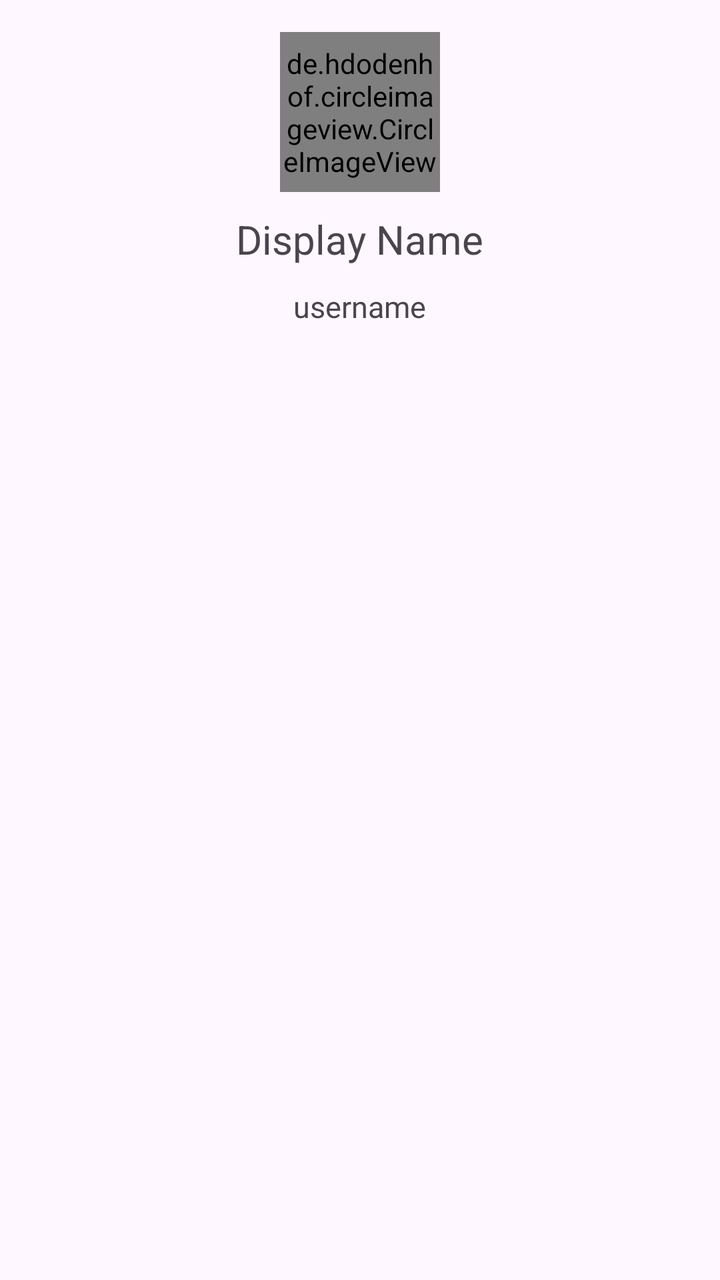
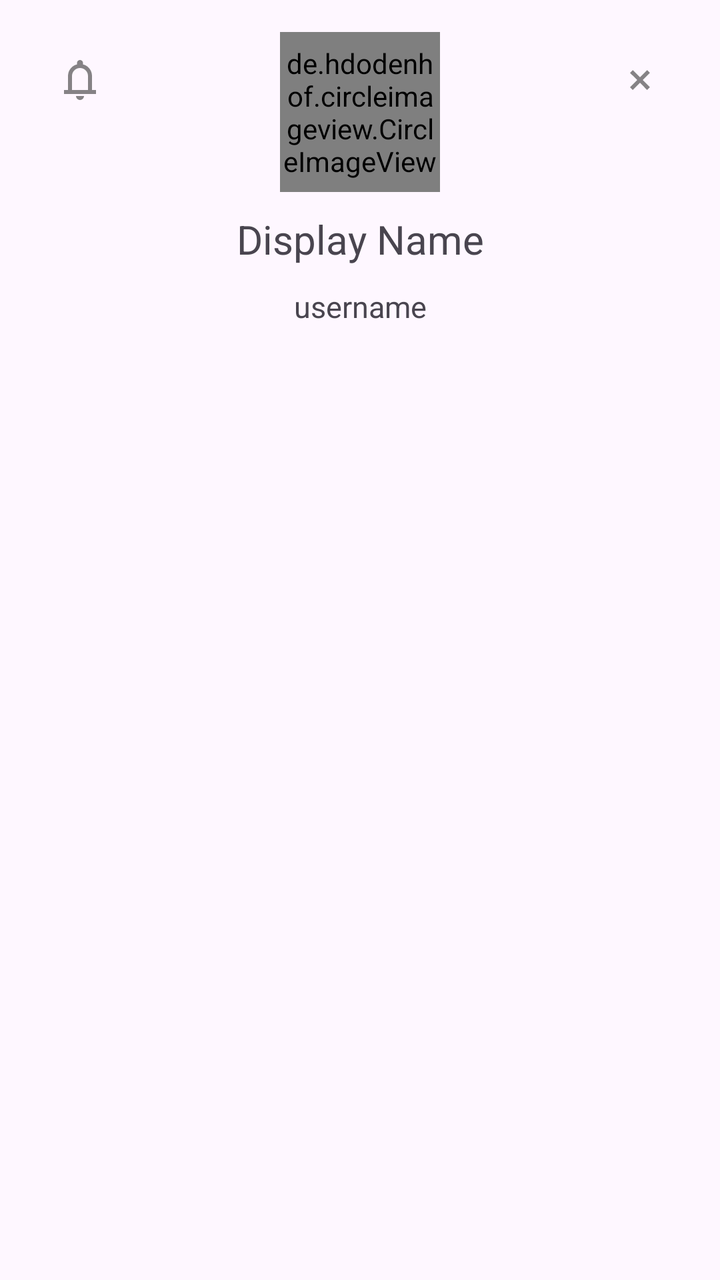

An Android layout rendered at two revisions. The XML below is the earlier revision; the diff shows what the commit changed to produce the second picture.
<!-- AndroidManifest.xml: application theme Theme.TheApp -->
<!-- res/layout/fragment_profile.xml -->
<?xml version="1.0" encoding="utf-8"?>
<LinearLayout
    xmlns:android="http://schemas.android.com/apk/res/android"
    xmlns:app="http://schemas.android.com/apk/res-auto"
    xmlns:tools="http://schemas.android.com/tools"
    android:layout_width="match_parent"
    android:layout_height="wrap_content"
    android:orientation="vertical"
    android:padding="16dp"
    tools:context=".ProfileFragment">

    <de.hdodenhof.circleimageview.CircleImageView
        android:id="@+id/profilePic"
        app:civ_border_width="4dp"
        android:layout_gravity="center"
        android:src="@drawable/mountain"
        app:civ_border_color="@color/profile_border"
        android:layout_width="80dp"
        android:layout_height="80dp"
        app:layout_constraintTop_toTopOf="parent"
        app:layout_constraintStart_toStartOf="parent"
        app:layout_constraintEnd_toEndOf="parent" />

    <TextView
        android:id="@+id/displayNameText"
        android:layout_width="wrap_content"
        android:layout_height="wrap_content"
        android:layout_gravity="center"
        android:text="Display Name"
        android:textSize="20sp"
        android:paddingTop="10dp"
        app:layout_constraintTop_toBottomOf="@id/profilePic"
        app:layout_constraintStart_toStartOf="parent"
        app:layout_constraintEnd_toEndOf="parent"/>

    <TextView
        android:id="@+id/usernameText"
        android:layout_width="wrap_content"
        android:layout_height="wrap_content"
        android:layout_gravity="center"
        android:text="username"
        android:textSize="15sp"
        android:layout_marginTop="10dp"
        app:layout_constraintTop_toBottomOf="@id/displayNameText"
        app:layout_constraintStart_toStartOf="parent"
        app:layout_constraintEnd_toEndOf="parent"/>

</LinearLayout>
<!-- resources referenced by this layout -->
<resources>
  <color name="profile_border">#FF000000</color>
  <!-- drawable mountain: jpg bitmap (drawable, 4014 bytes) -->
  <style name="Theme.TheApp" parent="Base.Theme.TheApp" />
  <style name="Base.Theme.TheApp" parent="Theme.Material3.DayNight.NoActionBar">
          
          
      </style>
</resources>

<!-- the commit's change to res/layout/fragment_profile.xml (unified diff, before → after) -->
@@ -1,5 +1,5 @@
 <?xml version="1.0" encoding="utf-8"?>
-<LinearLayout
+<androidx.constraintlayout.widget.ConstraintLayout
     xmlns:android="http://schemas.android.com/apk/res/android"
     xmlns:app="http://schemas.android.com/apk/res-auto"
     xmlns:tools="http://schemas.android.com/tools"
@@ -9,10 +9,32 @@
     android:padding="16dp"
     tools:context=".ProfileFragment">
 
+    <ImageButton
+        android:id="@+id/notification_button"
+        android:layout_width="wrap_content"
+        android:layout_height="wrap_content"
+        android:background="@android:color/transparent"
+        android:contentDescription="@string/notification_button"
+        android:padding="12dp"
+        android:src="@drawable/ic_notification"
+        app:layout_constraintStart_toStartOf="parent"
+        app:layout_constraintTop_toTopOf="parent" />
+
+    <ImageButton
+        android:id="@+id/close_profile_button"
+        android:layout_width="wrap_content"
+        android:layout_height="wrap_content"
+        android:contentDescription="@string/close_profile"
+        android:background="@android:color/transparent"
+        android:padding="12dp"
+        android:src="@drawable/ic_close"
+        app:layout_constraintTop_toTopOf="@id/notification_button"
+        app:layout_constraintBottom_toBottomOf="@id/notification_button"
+        app:layout_constraintEnd_toEndOf="parent" />
+
     <de.hdodenhof.circleimageview.CircleImageView
         android:id="@+id/profilePic"
-        app:civ_border_width="4dp"
-        android:layout_gravity="center"
+        app:civ_border_width="2dp"
         android:src="@drawable/mountain"
         app:civ_border_color="@color/profile_border"
         android:layout_width="80dp"
@@ -26,23 +48,23 @@
         android:layout_width="wrap_content"
         android:layout_height="wrap_content"
         android:layout_gravity="center"
-        android:text="Display Name"
+        android:text="@string/display_name"
         android:textSize="20sp"
         android:paddingTop="10dp"
         app:layout_constraintTop_toBottomOf="@id/profilePic"
         app:layout_constraintStart_toStartOf="parent"
-        app:layout_constraintEnd_toEndOf="parent"/>
+        app:layout_constraintEnd_toEndOf="parent" />
 
     <TextView
         android:id="@+id/usernameText"
         android:layout_width="wrap_content"
         android:layout_height="wrap_content"
         android:layout_gravity="center"
-        android:text="username"
+        android:text="@string/username"
         android:textSize="15sp"
         android:layout_marginTop="10dp"
         app:layout_constraintTop_toBottomOf="@id/displayNameText"
         app:layout_constraintStart_toStartOf="parent"
-        app:layout_constraintEnd_toEndOf="parent"/>
+        app:layout_constraintEnd_toEndOf="parent" />
 
-</LinearLayout>
+</androidx.constraintlayout.widget.ConstraintLayout>
<!-- resource entries referenced after the edit -->
@@ -1,7 +1,35 @@
 <!-- resources referenced by this layout -->
 <resources>
   <color name="profile_border">#FF000000</color>
+  <!-- drawable ic_close (drawable-anydpi) -->
+  <vector xmlns:android="http://schemas.android.com/apk/res/android"
+      android:width="24dp"
+      android:height="24dp"
+      android:viewportWidth="960"
+      android:viewportHeight="960"
+      android:tint="#333333"
+      android:alpha="0.6">
+    <path
+        android:fillColor="@android:color/white"
+        android:pathData="M336,680L280,624L424,480L280,337L336,281L480,425L623,281L679,337L535,480L679,624L623,680L480,536L336,680Z"/>
+  </vector>
+  <!-- drawable ic_notification (drawable-anydpi) -->
+  <vector xmlns:android="http://schemas.android.com/apk/res/android"
+      android:width="24dp"
+      android:height="24dp"
+      android:viewportWidth="960"
+      android:viewportHeight="960"
+      android:tint="#333333"
+      android:alpha="0.6">
+    <path
+        android:fillColor="@android:color/white"
+        android:pathData="M160,760L160,680L240,680L240,400Q240,317 290,252.5Q340,188 420,168L420,140Q420,115 437.5,97.5Q455,80 480,80Q505,80 522.5,97.5Q540,115 540,140L540,168Q620,188 670,252.5Q720,317 720,400L720,680L800,680L800,760L160,760ZM480,460L480,460L480,460L480,460Q480,460 480,460Q480,460 480,460Q480,460 480,460Q480,460 480,460ZM480,880Q447,880 423.5,856.5Q400,833 400,800L560,800Q560,833 536.5,856.5Q513,880 480,880ZM320,680L640,680L640,400Q640,334 593,287Q546,240 480,240Q414,240 367,287Q320,334 320,400L320,680Z"/>
+  </vector>
   <!-- drawable mountain: jpg bitmap (drawable, 4014 bytes) -->
+  <string name="close_profile">Close Profile</string>
+  <string name="display_name">Display Name</string>
+  <string name="notification_button">Notifications</string>
+  <string name="username">username</string>
   <style name="Theme.TheApp" parent="Base.Theme.TheApp" />
   <style name="Base.Theme.TheApp" parent="Theme.Material3.DayNight.NoActionBar">
           
